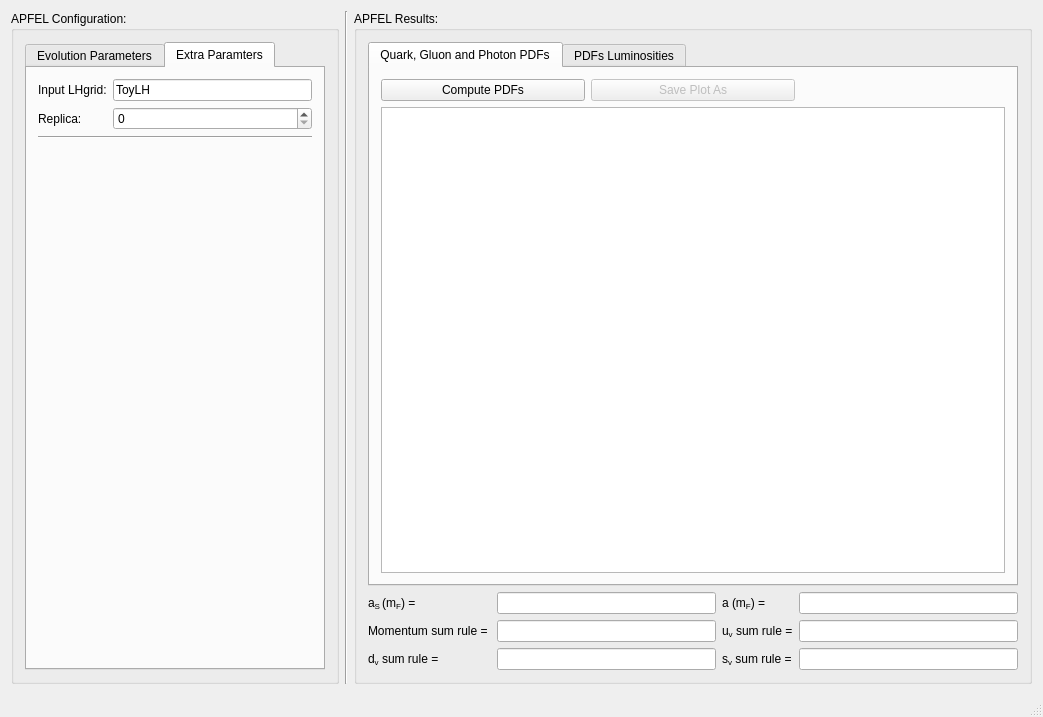
The window that apfelgui/apfelmainwindow.ui (scarrazza/apfel) describes before a commit, drawn with Qt 5.
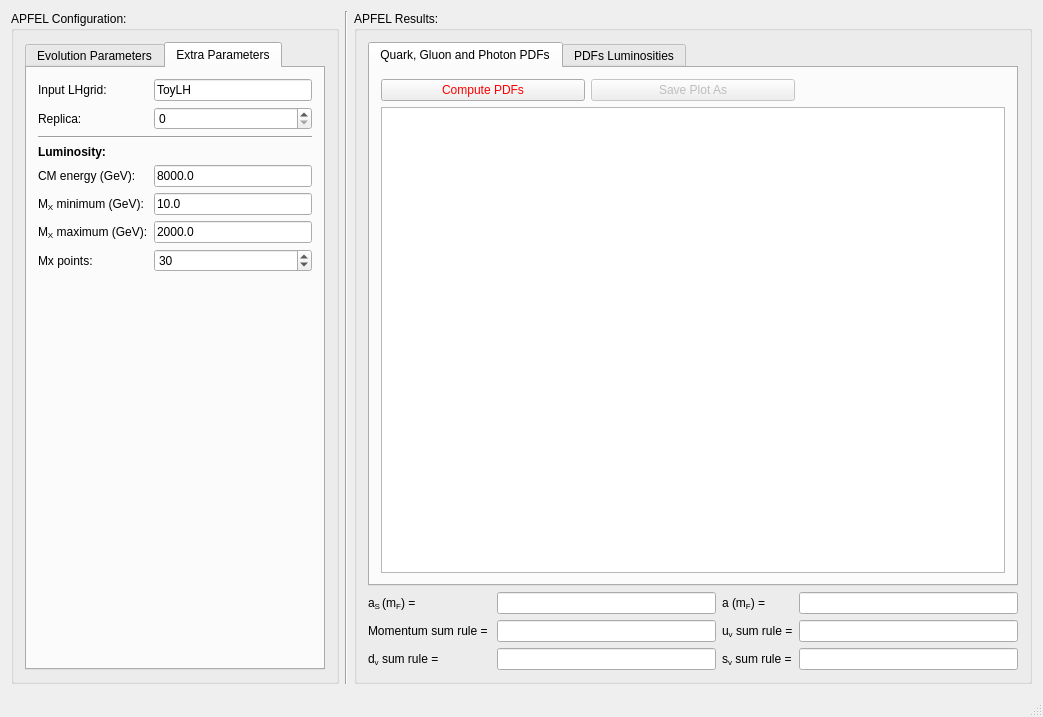
The same window after the commit. The open tabs and pages were chosen to show the change. Icons and pictures are not drawn.

The edit to the form file:
```diff
--- a/apfelgui/apfelmainwindow.ui
+++ b/apfelgui/apfelmainwindow.ui
@@ -140,6 +140,9 @@
           <layout class="QGridLayout" name="gridLayout_2">
            <item row="0" column="0">
             <widget class="QPushButton" name="pushButton">
+             <property name="styleSheet">
+              <string notr="true">color: red</string>
+             </property>
              <property name="text">
               <string>Compute PDFs</string>
              </property>
@@ -602,7 +605,7 @@
          </widget>
          <widget class="QWidget" name="tab_4">
           <attribute name="title">
-           <string>Extra Paramters</string>
+           <string>Extra Parameters</string>
           </attribute>
           <layout class="QGridLayout" name="gridLayout_6">
            <item row="2" column="0" colspan="2">
@@ -643,7 +646,7 @@
              </property>
             </widget>
            </item>
-           <item row="3" column="0">
+           <item row="8" column="0">
             <spacer name="verticalSpacer">
              <property name="orientation">
               <enum>Qt::Vertical</enum>
@@ -656,6 +659,75 @@
              </property>
             </spacer>
            </item>
+           <item row="4" column="0">
+            <widget class="QLabel" name="label_28">
+             <property name="text">
+              <string>CM energy (GeV):</string>
+             </property>
+            </widget>
+           </item>
+           <item row="4" column="1">
+            <widget class="QLineEdit" name="lineEdit_17">
+             <property name="text">
+              <string>8000.0</string>
+             </property>
+            </widget>
+           </item>
+           <item row="6" column="1">
+            <widget class="QLineEdit" name="lineEdit_19">
+             <property name="text">
+              <string>2000.0</string>
+             </property>
+            </widget>
+           </item>
+           <item row="3" column="0">
+            <widget class="QLabel" name="label_29">
+             <property name="text">
+              <string>&lt;html&gt;&lt;head/&gt;&lt;body&gt;&lt;p&gt;&lt;span style=&quot; font-weight:600;&quot;&gt;Luminosity:&lt;/span&gt;&lt;/p&gt;&lt;/body&gt;&lt;/html&gt;</string>
+             </property>
+            </widget>
+           </item>
+           <item row="5" column="0">
+            <widget class="QLabel" name="label_30">
+             <property name="text">
+              <string>&lt;html&gt;&lt;head/&gt;&lt;body&gt;&lt;p&gt;M&lt;span style=&quot; vertical-align:sub;&quot;&gt;X&lt;/span&gt; minimum (GeV):&lt;/p&gt;&lt;/body&gt;&lt;/html&gt;</string>
+             </property>
+            </widget>
+           </item>
+           <item row="6" column="0">
+            <widget class="QLabel" name="label_31">
+             <property name="text">
+              <string>&lt;html&gt;&lt;head/&gt;&lt;body&gt;&lt;p&gt;M&lt;span style=&quot; vertical-align:sub;&quot;&gt;X&lt;/span&gt; maximum (GeV):&lt;/p&gt;&lt;/body&gt;&lt;/html&gt;</string>
+             </property>
+            </widget>
+           </item>
+           <item row="5" column="1">
+            <widget class="QLineEdit" name="lineEdit_18">
+             <property name="text">
+              <string>10.0</string>
+             </property>
+            </widget>
+           </item>
+           <item row="7" column="0">
+            <widget class="QLabel" name="label_32">
+             <property name="text">
+              <string>Mx points:</string>
+             </property>
+            </widget>
+           </item>
+           <item row="7" column="1">
+            <widget class="QSpinBox" name="spinBox_5">
+             <property name="minimum">
+              <number>3</number>
+             </property>
+             <property name="maximum">
+              <number>100</number>
+             </property>
+             <property name="value">
+              <number>30</number>
+             </property>
+            </widget>
+           </item>
           </layout>
          </widget>
         </widget>
```
Left out of the diff: 3 changed lines with no effect on the pictures.
